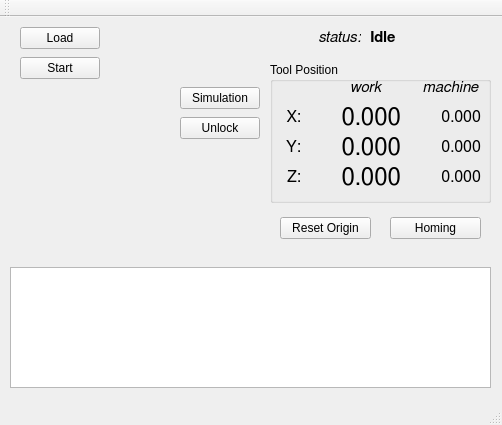
This is src/mainwindow.ui in NRSoft/GSharpie as Qt 5 draws it before an edit. The edited form follows.
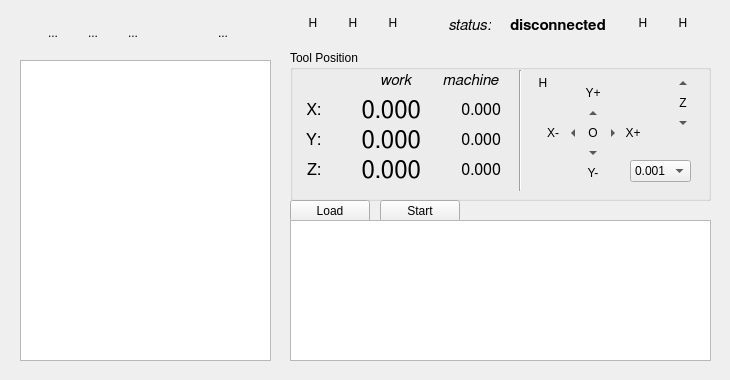
This is the edited form. Icons and pictures are not drawn. Custom widgets are drawn as their Qt base class.

The edit to the form file:
```diff
--- a/src/mainwindow.ui
+++ b/src/mainwindow.ui
@@ -6,19 +6,37 @@
    <rect>
     <x>0</x>
     <y>0</y>
-    <width>502</width>
-    <height>425</height>
+    <width>730</width>
+    <height>380</height>
    </rect>
   </property>
+  <property name="sizePolicy">
+   <sizepolicy hsizetype="Preferred" vsizetype="Preferred">
+    <horstretch>0</horstretch>
+    <verstretch>0</verstretch>
+   </sizepolicy>
+  </property>
+  <property name="minimumSize">
+   <size>
+    <width>700</width>
+    <height>380</height>
+   </size>
+  </property>
+  <property name="maximumSize">
+   <size>
+    <width>750</width>
+    <height>380</height>
+   </size>
+  </property>
   <property name="windowTitle">
    <string>GSharpie</string>
   </property>
   <widget class="QWidget" name="centralWidget">
-   <widget class="QPushButton" name="btnStart">
+   <widget class="QPushButton" name="btnStart1">
     <property name="geometry">
      <rect>
-      <x>20</x>
-      <y>40</y>
+      <x>380</x>
+      <y>200</y>
       <width>80</width>
       <height>22</height>
      </rect>
@@ -27,11 +45,11 @@
      <string>Start</string>
     </property>
    </widget>
-   <widget class="QPushButton" name="btnLoad">
+   <widget class="QPushButton" name="btnLoad1">
     <property name="geometry">
      <rect>
-      <x>20</x>
-      <y>10</y>
+      <x>290</x>
+      <y>200</y>
       <width>80</width>
       <height>22</height>
      </rect>
@@ -43,10 +61,10 @@
    <widget class="QPlainTextEdit" name="txtErrorLog">
     <property name="geometry">
      <rect>
-      <x>10</x>
-      <y>250</y>
-      <width>481</width>
-      <height>121</height>
+      <x>290</x>
+      <y>220</y>
+      <width>421</width>
+      <height>141</height>
      </rect>
     </property>
     <property name="font">
@@ -61,39 +79,166 @@
      <bool>true</bool>
     </property>
    </widget>
-   <widget class="QPushButton" name="btnKillAlarm">
+   <widget class="QGroupBox" name="groupBox">
     <property name="geometry">
      <rect>
-      <x>180</x>
-      <y>100</y>
-      <width>80</width>
-      <height>22</height>
+      <x>290</x>
+      <y>50</y>
+      <width>421</width>
+      <height>151</height>
      </rect>
     </property>
+    <property name="title">
+     <string>Tool Position</string>
+    </property>
+    <widget class="Line" name="line_2">
+     <property name="geometry">
+      <rect>
+       <x>220</x>
+       <y>20</y>
+       <width>20</width>
+       <height>121</height>
+      </rect>
+     </property>
+     <property name="orientation">
+      <enum>Qt::Vertical</enum>
+     </property>
+    </widget>
+    <widget class="QLabel" name="label_7">
+     <property name="geometry">
+      <rect>
+       <x>380</x>
+       <y>40</y>
+       <width>26</width>
+       <height>26</height>
+      </rect>
+     </property>
     <property name="text">
-     <string>Unlock</string>
-    </property>
-   </widget>
-   <widget class="QPushButton" name="btnCheckMode">
+      <string>Z</string>
+     </property>
+     <property name="alignment">
+      <set>Qt::AlignCenter</set>
+     </property>
+    </widget>
+    <widget class="QLabel" name="label_4">
     <property name="geometry">
      <rect>
-      <x>180</x>
-      <y>70</y>
-      <width>80</width>
-      <height>22</height>
-     </rect>
-    </property>
+       <x>80</x>
+       <y>20</y>
+       <width>51</width>
+       <height>21</height>
+      </rect>
+     </property>
+     <property name="font">
+      <font>
+       <family>FreeSans</family>
+       <pointsize>11</pointsize>
+       <italic>true</italic>
+      </font>
+     </property>
     <property name="text">
-     <string>Simulation</string>
+      <string>work</string>
+     </property>
+     <property name="alignment">
+      <set>Qt::AlignCenter</set>
+     </property>
+    </widget>
+    <widget class="QLabel" name="label_5">
+     <property name="geometry">
+      <rect>
+       <x>150</x>
+       <y>20</y>
+       <width>61</width>
+       <height>21</height>
+      </rect>
+     </property>
+     <property name="font">
+      <font>
+       <family>FreeSans</family>
+       <pointsize>11</pointsize>
+       <italic>true</italic>
+      </font>
+     </property>
+     <property name="text">
+      <string>machine</string>
+     </property>
+     <property name="alignment">
+      <set>Qt::AlignCenter</set>
+     </property>
+    </widget>
+    <widget class="QLabel" name="label_WPosX">
+     <property name="geometry">
+      <rect>
+       <x>40</x>
+       <y>45</y>
+       <width>91</width>
+       <height>30</height>
+      </rect>
+     </property>
+     <property name="font">
+      <font>
+       <family>FreeSans</family>
+       <pointsize>18</pointsize>
+      </font>
+     </property>
+     <property name="text">
+      <string>0.000</string>
+     </property>
+     <property name="alignment">
+      <set>Qt::AlignRight|Qt::AlignTrailing|Qt::AlignVCenter</set>
+     </property>
+    </widget>
+    <widget class="QLabel" name="label_WPosY">
+     <property name="geometry">
+      <rect>
+       <x>40</x>
+       <y>75</y>
+       <width>91</width>
+       <height>30</height>
+      </rect>
+     </property>
+     <property name="font">
+      <font>
+       <family>FreeSans</family>
+       <pointsize>18</pointsize>
+      </font>
+     </property>
+     <property name="text">
+      <string>0.000</string>
+     </property>
+     <property name="alignment">
+      <set>Qt::AlignRight|Qt::AlignTrailing|Qt::AlignVCenter</set>
+     </property>
+    </widget>
+    <widget class="QLabel" name="label_WPosZ">
+     <property name="geometry">
+      <rect>
+       <x>40</x>
+       <y>105</y>
+       <width>91</width>
+       <height>30</height>
+      </rect>
+     </property>
+     <property name="font">
+      <font>
+       <family>FreeSans</family>
+       <pointsize>18</pointsize>
+      </font>
+     </property>
+     <property name="text">
+      <string>0.000</string>
+     </property>
+     <property name="alignment">
+      <set>Qt::AlignRight|Qt::AlignTrailing|Qt::AlignVCenter</set>
     </property>
    </widget>
    <widget class="QLabel" name="label">
     <property name="geometry">
      <rect>
-      <x>270</x>
-      <y>85</y>
+       <x>0</x>
+       <y>45</y>
       <width>31</width>
-      <height>31</height>
+       <height>30</height>
      </rect>
     </property>
     <property name="font">
@@ -112,10 +257,10 @@
    <widget class="QLabel" name="label_2">
     <property name="geometry">
      <rect>
-      <x>270</x>
-      <y>115</y>
+       <x>0</x>
+       <y>75</y>
       <width>31</width>
-      <height>31</height>
+       <height>30</height>
      </rect>
     </property>
     <property name="font">
@@ -134,10 +279,10 @@
    <widget class="QLabel" name="label_3">
     <property name="geometry">
      <rect>
-      <x>270</x>
-      <y>145</y>
+       <x>0</x>
+       <y>105</y>
       <width>31</width>
-      <height>31</height>
+       <height>30</height>
      </rect>
     </property>
     <property name="font">
@@ -153,19 +298,19 @@
      <set>Qt::AlignRight|Qt::AlignTrailing|Qt::AlignVCenter</set>
     </property>
    </widget>
-   <widget class="QLabel" name="label_WPosX">
+    <widget class="QLabel" name="label_MPosZ">
     <property name="geometry">
      <rect>
-      <x>310</x>
-      <y>85</y>
-      <width>91</width>
-      <height>31</height>
+       <x>140</x>
+       <y>110</y>
+       <width>71</width>
+       <height>20</height>
      </rect>
     </property>
     <property name="font">
      <font>
       <family>FreeSans</family>
-      <pointsize>18</pointsize>
+       <pointsize>12</pointsize>
      </font>
     </property>
     <property name="text">
@@ -175,41 +320,19 @@
      <set>Qt::AlignRight|Qt::AlignTrailing|Qt::AlignVCenter</set>
     </property>
    </widget>
-   <widget class="QLabel" name="label_WPosY">
+    <widget class="QLabel" name="label_MPosY">
     <property name="geometry">
      <rect>
-      <x>310</x>
-      <y>115</y>
-      <width>91</width>
-      <height>31</height>
+       <x>140</x>
+       <y>80</y>
+       <width>71</width>
+       <height>20</height>
      </rect>
     </property>
     <property name="font">
      <font>
       <family>FreeSans</family>
-      <pointsize>18</pointsize>
-     </font>
-    </property>
-    <property name="text">
-     <string>0.000</string>
-    </property>
-    <property name="alignment">
-     <set>Qt::AlignRight|Qt::AlignTrailing|Qt::AlignVCenter</set>
-    </property>
-   </widget>
-   <widget class="QLabel" name="label_WPosZ">
-    <property name="geometry">
-     <rect>
-      <x>310</x>
-      <y>145</y>
-      <width>91</width>
-      <height>31</height>
-     </rect>
-    </property>
-    <property name="font">
-     <font>
-      <family>FreeSans</family>
-      <pointsize>18</pointsize>
+       <pointsize>12</pointsize>
      </font>
     </property>
     <property name="text">
@@ -222,8 +345,8 @@
    <widget class="QLabel" name="label_MPosX">
     <property name="geometry">
      <rect>
-      <x>400</x>
-      <y>90</y>
+       <x>130</x>
+       <y>50</y>
       <width>81</width>
       <height>20</height>
      </rect>
@@ -241,114 +364,294 @@
      <set>Qt::AlignRight|Qt::AlignTrailing|Qt::AlignVCenter</set>
     </property>
    </widget>
-   <widget class="QLabel" name="label_MPosY">
+    <widget class="QLabel" name="label_9">
     <property name="geometry">
      <rect>
-      <x>410</x>
-      <y>120</y>
-      <width>71</width>
-      <height>20</height>
-     </rect>
-    </property>
-    <property name="font">
-     <font>
-      <family>FreeSans</family>
-      <pointsize>12</pointsize>
-     </font>
-    </property>
+       <x>250</x>
+       <y>70</y>
+       <width>26</width>
+       <height>26</height>
+      </rect>
+     </property>
+     <property name="text">
+      <string>X-</string>
+     </property>
+     <property name="alignment">
+      <set>Qt::AlignCenter</set>
+     </property>
+    </widget>
+    <widget class="QToolButton" name="btnJogL">
+     <property name="geometry">
+      <rect>
+       <x>270</x>
+       <y>70</y>
+       <width>26</width>
+       <height>26</height>
+      </rect>
+     </property>
+     <property name="toolTip">
+      <string>&lt;html&gt;&lt;head/&gt;&lt;body&gt;&lt;p&gt;Move left&lt;/p&gt;&lt;/body&gt;&lt;/html&gt;</string>
+     </property>
     <property name="text">
-     <string>0.000</string>
-    </property>
+      <string>...</string>
+     </property>
+     <property name="autoRaise">
+      <bool>true</bool>
+     </property>
+     <property name="arrowType">
+      <enum>Qt::LeftArrow</enum>
+     </property>
+    </widget>
+    <widget class="QToolButton" name="btnSetOrigin">
+     <property name="geometry">
+      <rect>
+       <x>290</x>
+       <y>70</y>
+       <width>26</width>
+       <height>26</height>
+      </rect>
+     </property>
+     <property name="toolTip">
+      <string>&lt;html&gt;&lt;head/&gt;&lt;body&gt;&lt;p&gt;Set origin&lt;/p&gt;&lt;/body&gt;&lt;/html&gt;</string>
+     </property>
+     <property name="text">
+      <string>O</string>
+     </property>
+     <property name="icon">
+      <iconset resource="gsharpie.qrc">
+       <normaloff>:/icons/icons/origin.gif</normaloff>:/icons/icons/origin.gif</iconset>
+     </property>
+     <property name="autoRaise">
+      <bool>true</bool>
+     </property>
+    </widget>
+    <widget class="QToolButton" name="btnJogR">
+     <property name="geometry">
+      <rect>
+       <x>310</x>
+       <y>70</y>
+       <width>26</width>
+       <height>26</height>
+      </rect>
+     </property>
+     <property name="toolTip">
+      <string>&lt;html&gt;&lt;head/&gt;&lt;body&gt;&lt;p&gt;Move right&lt;/p&gt;&lt;/body&gt;&lt;/html&gt;</string>
+     </property>
+     <property name="text">
+      <string>...</string>
+     </property>
+     <property name="autoRaise">
+      <bool>true</bool>
+     </property>
+     <property name="arrowType">
+      <enum>Qt::RightArrow</enum>
+     </property>
+    </widget>
+    <widget class="QLabel" name="label_8">
+     <property name="geometry">
+      <rect>
+       <x>330</x>
+       <y>70</y>
+       <width>26</width>
+       <height>26</height>
+      </rect>
+     </property>
+     <property name="text">
+      <string>X+</string>
+     </property>
     <property name="alignment">
-     <set>Qt::AlignRight|Qt::AlignTrailing|Qt::AlignVCenter</set>
-    </property>
-   </widget>
-   <widget class="QLabel" name="label_MPosZ">
+      <set>Qt::AlignCenter</set>
+     </property>
+    </widget>
+    <widget class="QToolButton" name="btnJogB">
     <property name="geometry">
      <rect>
-      <x>410</x>
-      <y>150</y>
-      <width>71</width>
-      <height>20</height>
-     </rect>
-    </property>
-    <property name="font">
-     <font>
-      <family>FreeSans</family>
-      <pointsize>12</pointsize>
-     </font>
+       <x>290</x>
+       <y>90</y>
+       <width>26</width>
+       <height>26</height>
+      </rect>
+     </property>
+     <property name="toolTip">
+      <string>&lt;html&gt;&lt;head/&gt;&lt;body&gt;&lt;p&gt;Move backward&lt;/p&gt;&lt;/body&gt;&lt;/html&gt;</string>
     </property>
     <property name="text">
-     <string>0.000</string>
-    </property>
+      <string>...</string>
+     </property>
+     <property name="autoRaise">
+      <bool>true</bool>
+     </property>
+     <property name="arrowType">
+      <enum>Qt::DownArrow</enum>
+     </property>
+    </widget>
+    <widget class="QLabel" name="label_11">
+     <property name="geometry">
+      <rect>
+       <x>290</x>
+       <y>110</y>
+       <width>26</width>
+       <height>26</height>
+      </rect>
+     </property>
+     <property name="text">
+      <string>Y-</string>
+     </property>
     <property name="alignment">
-     <set>Qt::AlignRight|Qt::AlignTrailing|Qt::AlignVCenter</set>
-    </property>
-   </widget>
-   <widget class="QLabel" name="label_4">
+      <set>Qt::AlignCenter</set>
+     </property>
+    </widget>
+    <widget class="QToolButton" name="btnJogF">
+     <property name="geometry">
+      <rect>
+       <x>290</x>
+       <y>50</y>
+       <width>26</width>
+       <height>26</height>
+      </rect>
+     </property>
+     <property name="toolTip">
+      <string>&lt;html&gt;&lt;head/&gt;&lt;body&gt;&lt;p&gt;Move forward&lt;/p&gt;&lt;/body&gt;&lt;/html&gt;</string>
+     </property>
+     <property name="text">
+      <string>...</string>
+     </property>
+     <property name="autoRaise">
+      <bool>true</bool>
+     </property>
+     <property name="arrowType">
+      <enum>Qt::UpArrow</enum>
+     </property>
+    </widget>
+    <widget class="QLabel" name="label_10">
+     <property name="geometry">
+      <rect>
+       <x>290</x>
+       <y>30</y>
+       <width>26</width>
+       <height>26</height>
+      </rect>
+     </property>
+     <property name="text">
+      <string>Y+</string>
+     </property>
+     <property name="alignment">
+      <set>Qt::AlignCenter</set>
+     </property>
+    </widget>
+    <widget class="QToolButton" name="btnHoming">
+     <property name="geometry">
+      <rect>
+       <x>240</x>
+       <y>20</y>
+       <width>26</width>
+       <height>26</height>
+      </rect>
+     </property>
+     <property name="toolTip">
+      <string>&lt;html&gt;&lt;head/&gt;&lt;body&gt;&lt;p&gt;Homing cycle&lt;/p&gt;&lt;/body&gt;&lt;/html&gt;</string>
+     </property>
+     <property name="text">
+      <string>H</string>
+     </property>
+     <property name="icon">
+      <iconset resource="gsharpie.qrc">
+       <normaloff>:/icons/icons/home.png</normaloff>:/icons/icons/home.png</iconset>
+     </property>
+     <property name="autoRaise">
+      <bool>true</bool>
+     </property>
+    </widget>
+    <widget class="QToolButton" name="btnJogU">
+     <property name="geometry">
+      <rect>
+       <x>380</x>
+       <y>20</y>
+       <width>26</width>
+       <height>26</height>
+      </rect>
+     </property>
+     <property name="toolTip">
+      <string>&lt;html&gt;&lt;head/&gt;&lt;body&gt;&lt;p&gt;Move up&lt;/p&gt;&lt;/body&gt;&lt;/html&gt;</string>
+     </property>
+     <property name="text">
+      <string>U</string>
+     </property>
+     <property name="autoRaise">
+      <bool>true</bool>
+     </property>
+     <property name="arrowType">
+      <enum>Qt::UpArrow</enum>
+     </property>
+    </widget>
+    <widget class="QToolButton" name="btnJogD">
+     <property name="geometry">
+      <rect>
+       <x>380</x>
+       <y>60</y>
+       <width>26</width>
+       <height>26</height>
+      </rect>
+     </property>
+     <property name="toolTip">
+      <string>&lt;html&gt;&lt;head/&gt;&lt;body&gt;&lt;p&gt;Move down&lt;/p&gt;&lt;/body&gt;&lt;/html&gt;</string>
+     </property>
+     <property name="text">
+      <string>D</string>
+     </property>
+     <property name="autoRaise">
+      <bool>true</bool>
+     </property>
+     <property name="arrowType">
+      <enum>Qt::DownArrow</enum>
+     </property>
+    </widget>
+    <widget class="QComboBox" name="comboJogDist">
     <property name="geometry">
      <rect>
       <x>340</x>
-      <y>60</y>
-      <width>51</width>
-      <height>21</height>
-     </rect>
-    </property>
-    <property name="font">
-     <font>
-      <family>FreeSans</family>
-      <pointsize>11</pointsize>
-      <italic>true</italic>
-     </font>
-    </property>
-    <property name="text">
-     <string>work</string>
-    </property>
-    <property name="alignment">
-     <set>Qt::AlignCenter</set>
-    </property>
-   </widget>
-   <widget class="QLabel" name="label_5">
-    <property name="geometry">
-     <rect>
-      <x>420</x>
-      <y>60</y>
+       <y>110</y>
       <width>61</width>
-      <height>21</height>
-     </rect>
-    </property>
-    <property name="font">
-     <font>
-      <family>FreeSans</family>
-      <pointsize>11</pointsize>
-      <italic>true</italic>
-     </font>
-    </property>
+       <height>22</height>
+      </rect>
+     </property>
+     <item>
+      <property name="text">
+       <string>0.001</string>
+      </property>
+     </item>
+     <item>
     <property name="text">
-     <string>machine</string>
-    </property>
-    <property name="alignment">
-     <set>Qt::AlignCenter</set>
-    </property>
-   </widget>
-   <widget class="QGroupBox" name="groupBox">
-    <property name="geometry">
-     <rect>
-      <x>270</x>
-      <y>45</y>
-      <width>221</width>
-      <height>141</height>
-     </rect>
-    </property>
-    <property name="title">
-     <string>Tool Position</string>
-    </property>
+       <string>0.01</string>
+      </property>
+     </item>
+     <item>
+      <property name="text">
+       <string>0.1</string>
+      </property>
+     </item>
+     <item>
+      <property name="text">
+       <string>1.0</string>
+      </property>
+     </item>
+     <item>
+      <property name="text">
+       <string>10</string>
+      </property>
+     </item>
+     <item>
+      <property name="text">
+       <string>100</string>
+      </property>
+     </item>
+    </widget>
    </widget>
    <widget class="QLabel" name="label_Status">
     <property name="geometry">
      <rect>
-      <x>370</x>
-      <y>10</y>
+      <x>510</x>
+      <y>15</y>
       <width>111</width>
       <height>20</height>
      </rect>
@@ -363,7 +666,7 @@
      </font>
     </property>
     <property name="text">
-     <string>Idle</string>
+     <string>disconnected</string>
     </property>
     <property name="alignment">
      <set>Qt::AlignLeading|Qt::AlignLeft|Qt::AlignVCenter</set>
@@ -372,8 +675,8 @@
    <widget class="QLabel" name="label_6">
     <property name="geometry">
      <rect>
-      <x>310</x>
-      <y>10</y>
+      <x>440</x>
+      <y>15</y>
       <width>51</width>
       <height>20</height>
      </rect>
@@ -392,75 +695,239 @@
      <set>Qt::AlignRight|Qt::AlignTrailing|Qt::AlignVCenter</set>
     </property>
    </widget>
-   <widget class="QPushButton" name="btnSetOrigin">
+   <widget class="QToolButton" name="toolButton_10">
     <property name="geometry">
      <rect>
-      <x>280</x>
-      <y>200</y>
-      <width>91</width>
-      <height>22</height>
+      <x>340</x>
+      <y>10</y>
+      <width>26</width>
+      <height>26</height>
      </rect>
     </property>
+    <property name="toolTip">
+     <string>&lt;html&gt;&lt;head/&gt;&lt;body&gt;&lt;p&gt;CNC config&lt;/p&gt;&lt;/body&gt;&lt;/html&gt;</string>
+    </property>
     <property name="text">
-     <string>Reset Origin</string>
+     <string>H</string>
     </property>
+    <property name="icon">
+     <iconset resource="gsharpie.qrc">
+      <normaloff>:/icons/icons/config.gif</normaloff>:/icons/icons/config.gif</iconset>
+    </property>
+    <property name="autoRaise">
+     <bool>true</bool>
+    </property>
    </widget>
-   <widget class="QPushButton" name="btnHoming">
+   <widget class="QToolButton" name="btnUnlock">
     <property name="geometry">
      <rect>
-      <x>390</x>
-      <y>200</y>
-      <width>91</width>
-      <height>22</height>
+      <x>630</x>
+      <y>10</y>
+      <width>26</width>
+      <height>26</height>
      </rect>
     </property>
+    <property name="toolTip">
+     <string>&lt;html&gt;&lt;head/&gt;&lt;body&gt;&lt;p&gt;Unlock alarm&lt;/p&gt;&lt;/body&gt;&lt;/html&gt;</string>
+    </property>
     <property name="text">
-     <string>Homing</string>
+     <string>H</string>
+    </property>
+    <property name="icon">
+     <iconset resource="gsharpie.qrc">
+      <normaloff>:/icons/icons/unlock.png</normaloff>:/icons/icons/unlock.png</iconset>
+    </property>
+    <property name="autoRaise">
+     <bool>true</bool>
+    </property>
+   </widget>
+   <widget class="QToolButton" name="toolButton_12">
+    <property name="geometry">
+     <rect>
+      <x>300</x>
+      <y>10</y>
+      <width>26</width>
+      <height>26</height>
+     </rect>
+    </property>
+    <property name="toolTip">
+     <string>&lt;html&gt;&lt;head/&gt;&lt;body&gt;&lt;p&gt;Serial port&lt;/p&gt;&lt;/body&gt;&lt;/html&gt;</string>
+    </property>
+    <property name="text">
+     <string>H</string>
+    </property>
+    <property name="icon">
+     <iconset resource="gsharpie.qrc">
+      <normaloff>:/icons/icons/serial.gif</normaloff>:/icons/icons/serial.gif</iconset>
+    </property>
+    <property name="autoRaise">
+     <bool>true</bool>
+    </property>
+   </widget>
+   <widget class="QToolButton" name="btnSimulation">
+    <property name="geometry">
+     <rect>
+      <x>380</x>
+      <y>10</y>
+      <width>26</width>
+      <height>26</height>
+     </rect>
+    </property>
+    <property name="toolTip">
+     <string>&lt;html&gt;&lt;head/&gt;&lt;body&gt;&lt;p&gt;Simulation&lt;/p&gt;&lt;/body&gt;&lt;/html&gt;</string>
+    </property>
+    <property name="text">
+     <string>H</string>
+    </property>
+    <property name="icon">
+     <iconset resource="gsharpie.qrc">
+      <normaloff>:/icons/icons/sketch.gif</normaloff>:/icons/icons/sketch.gif</iconset>
+    </property>
+    <property name="autoRaise">
+     <bool>true</bool>
+    </property>
+   </widget>
+   <widget class="QToolButton" name="btnReset">
+    <property name="geometry">
+     <rect>
+      <x>670</x>
+      <y>10</y>
+      <width>26</width>
+      <height>26</height>
+     </rect>
+    </property>
+    <property name="toolTip">
+     <string>&lt;html&gt;&lt;head/&gt;&lt;body&gt;&lt;p&gt;CNC reset&lt;/p&gt;&lt;/body&gt;&lt;/html&gt;</string>
+    </property>
+    <property name="text">
+     <string>H</string>
+    </property>
+    <property name="icon">
+     <iconset resource="gsharpie.qrc">
+      <normaloff>:/icons/icons/reset.png</normaloff>:/icons/icons/reset.png</iconset>
+    </property>
+    <property name="autoRaise">
+     <bool>true</bool>
+    </property>
+   </widget>
+   <widget class="QToolButton" name="btnEdit">
+    <property name="geometry">
+     <rect>
+      <x>120</x>
+      <y>20</y>
+      <width>26</width>
+      <height>26</height>
+     </rect>
+    </property>
+    <property name="text">
+     <string>...</string>
+    </property>
+    <property name="icon">
+     <iconset resource="gsharpie.qrc">
+      <normaloff>:/icons/icons/edit.gif</normaloff>:/icons/icons/edit.gif</iconset>
+    </property>
+    <property name="autoRaise">
+     <bool>true</bool>
+    </property>
+   </widget>
+   <widget class="GCodeEditor" name="editGCode">
+    <property name="geometry">
+     <rect>
+      <x>20</x>
+      <y>60</y>
+      <width>251</width>
+      <height>301</height>
+     </rect>
+    </property>
+   </widget>
+   <widget class="QToolButton" name="btnLoad">
+    <property name="geometry">
+     <rect>
+      <x>40</x>
+      <y>20</y>
+      <width>26</width>
+      <height>26</height>
+     </rect>
+    </property>
+    <property name="text">
+     <string>...</string>
+    </property>
+    <property name="icon">
+     <iconset resource="gsharpie.qrc">
+      <normaloff>:/icons/icons/load.png</normaloff>:/icons/icons/load.png</iconset>
+    </property>
+    <property name="autoRaise">
+     <bool>true</bool>
+    </property>
+   </widget>
+   <widget class="QToolButton" name="btnSave">
+    <property name="geometry">
+     <rect>
+      <x>80</x>
+      <y>20</y>
+      <width>26</width>
+      <height>26</height>
+     </rect>
+    </property>
+    <property name="text">
+     <string>...</string>
+    </property>
+    <property name="icon">
+     <iconset resource="gsharpie.qrc">
+      <normaloff>:/icons/icons/save.gif</normaloff>:/icons/icons/save.gif</iconset>
+    </property>
+    <property name="autoRaise">
+     <bool>true</bool>
+    </property>
+   </widget>
+   <widget class="QToolButton" name="btnStart">
+    <property name="geometry">
+     <rect>
+      <x>210</x>
+      <y>20</y>
+      <width>26</width>
+      <height>26</height>
+     </rect>
+    </property>
+    <property name="text">
+     <string>...</string>
+    </property>
+    <property name="icon">
+     <iconset resource="gsharpie.qrc">
+      <normaloff>:/icons/icons/start.gif</normaloff>:/icons/icons/start.gif</iconset>
+    </property>
+    <property name="autoRaise">
+     <bool>true</bool>
     </property>
    </widget>
    <zorder>groupBox</zorder>
-   <zorder>btnStart</zorder>
-   <zorder>btnLoad</zorder>
+   <zorder>btnStart1</zorder>
+   <zorder>btnLoad1</zorder>
    <zorder>txtErrorLog</zorder>
-   <zorder>btnKillAlarm</zorder>
-   <zorder>btnCheckMode</zorder>
-   <zorder>label</zorder>
-   <zorder>label_2</zorder>
-   <zorder>label_3</zorder>
-   <zorder>label_WPosX</zorder>
-   <zorder>label_WPosY</zorder>
-   <zorder>label_WPosZ</zorder>
-   <zorder>label_MPosX</zorder>
-   <zorder>label_MPosY</zorder>
-   <zorder>label_MPosZ</zorder>
-   <zorder>label_4</zorder>
-   <zorder>label_5</zorder>
    <zorder>label_Status</zorder>
    <zorder>label_6</zorder>
-   <zorder>btnSetOrigin</zorder>
-   <zorder>btnHoming</zorder>
+   <zorder>toolButton_10</zorder>
+   <zorder>btnUnlock</zorder>
+   <zorder>toolButton_12</zorder>
+   <zorder>btnSimulation</zorder>
+   <zorder>btnReset</zorder>
+   <zorder>btnEdit</zorder>
+   <zorder>editGCode</zorder>
+   <zorder>btnLoad</zorder>
+   <zorder>btnSave</zorder>
+   <zorder>btnStart</zorder>
   </widget>
-  <widget class="QMenuBar" name="menuBar">
-   <property name="geometry">
-    <rect>
-     <x>0</x>
-     <y>0</y>
-     <width>502</width>
-     <height>19</height>
-    </rect>
-   </property>
-  </widget>
-  <widget class="QToolBar" name="mainToolBar">
-   <attribute name="toolBarArea">
-    <enum>TopToolBarArea</enum>
-   </attribute>
-   <attribute name="toolBarBreak">
-    <bool>false</bool>
-   </attribute>
-  </widget>
-  <widget class="QStatusBar" name="statusBar"/>
  </widget>
  <layoutdefault spacing="6" margin="11"/>
- <resources/>
+ <customwidgets>
+  <customwidget>
+   <class>GCodeEditor</class>
+   <extends>QPlainTextEdit</extends>
+   <header>gcodeeditor.h</header>
+  </customwidget>
+ </customwidgets>
+ <resources>
+  <include location="gsharpie.qrc"/>
+ </resources>
  <connections/>
 </ui>
```
Lines whose indentation alone changed are shown as unchanged.
